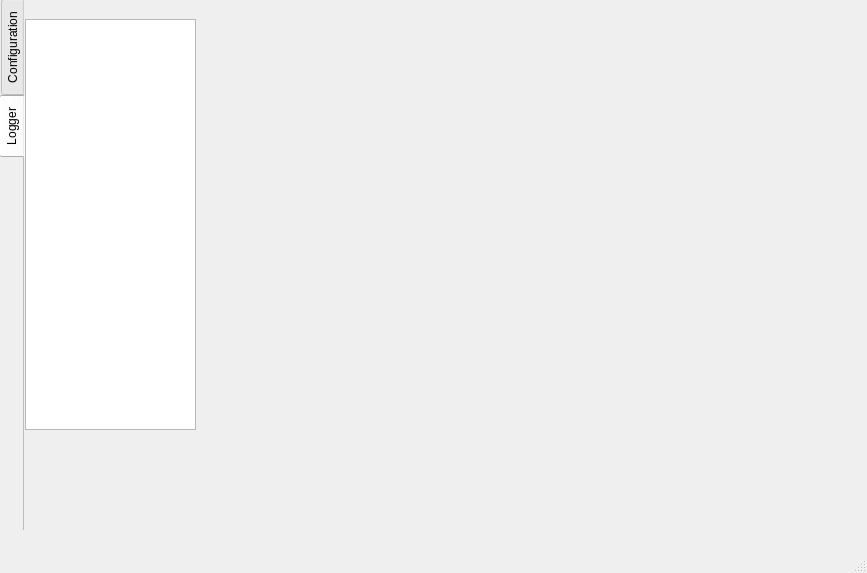
Before: the Qt Designer form untitled.ui in Tirawatscu/gVwave001, drawn with Qt 5.
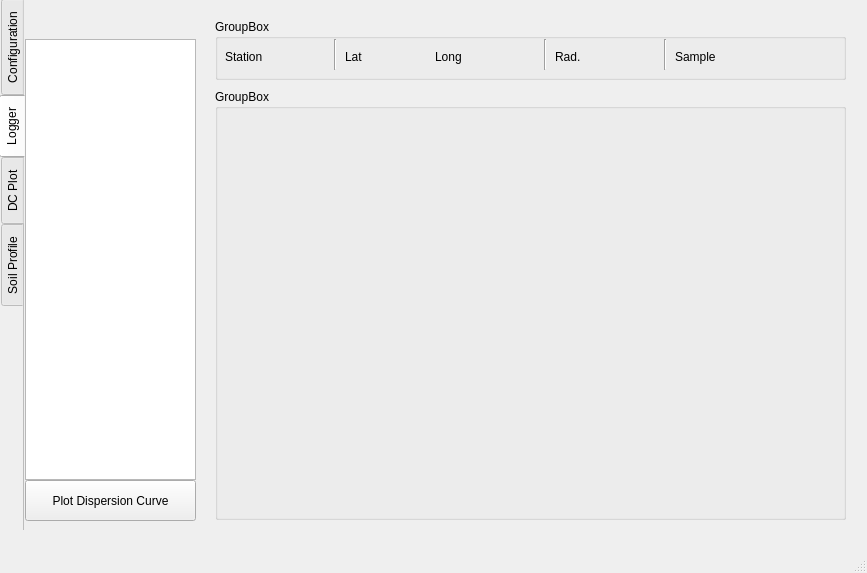
After: the same form once the commit is applied. The open tabs and pages were chosen to show the change. Custom widgets are drawn as their Qt base class.

What changed in the file:
```diff
--- a/untitled.ui
+++ b/untitled.ui
@@ -260,10 +260,206 @@
       <property name="geometry">
        <rect>
         <x>0</x>
+        <y>40</y>
+        <width>171</width>
+        <height>441</height>
+       </rect>
+      </property>
+     </widget>
+     <widget class="QGroupBox" name="groupBox_4">
+      <property name="geometry">
+       <rect>
+        <x>190</x>
         <y>20</y>
+        <width>631</width>
+        <height>61</height>
+       </rect>
+      </property>
+      <property name="title">
+       <string>GroupBox</string>
+      </property>
+      <widget class="QLabel" name="label_8">
+       <property name="geometry">
+        <rect>
+         <x>10</x>
+         <y>30</y>
+         <width>51</width>
+         <height>16</height>
+        </rect>
+       </property>
+       <property name="text">
+        <string>Station</string>
+       </property>
+      </widget>
+      <widget class="Line" name="line">
+       <property name="geometry">
+        <rect>
+         <x>110</x>
+         <y>20</y>
+         <width>20</width>
+         <height>31</height>
+        </rect>
+       </property>
+       <property name="orientation">
+        <enum>Qt::Vertical</enum>
+       </property>
+      </widget>
+      <widget class="QLabel" name="label_9">
+       <property name="geometry">
+        <rect>
+         <x>130</x>
+         <y>30</y>
+         <width>21</width>
+         <height>16</height>
+        </rect>
+       </property>
+       <property name="text">
+        <string>Lat</string>
+       </property>
+      </widget>
+      <widget class="QLabel" name="label_10">
+       <property name="geometry">
+        <rect>
+         <x>220</x>
+         <y>30</y>
+         <width>31</width>
+         <height>16</height>
+        </rect>
+       </property>
+       <property name="text">
+        <string>Long</string>
+       </property>
+      </widget>
+      <widget class="Line" name="line_2">
+       <property name="geometry">
+        <rect>
+         <x>320</x>
+         <y>20</y>
+         <width>20</width>
+         <height>31</height>
+        </rect>
+       </property>
+       <property name="orientation">
+        <enum>Qt::Vertical</enum>
+       </property>
+      </widget>
+      <widget class="QLabel" name="label_11">
+       <property name="geometry">
+        <rect>
+         <x>340</x>
+         <y>30</y>
+         <width>31</width>
+         <height>16</height>
+        </rect>
+       </property>
+       <property name="text">
+        <string>Rad.</string>
+       </property>
+      </widget>
+      <widget class="Line" name="line_3">
+       <property name="geometry">
+        <rect>
+         <x>440</x>
+         <y>20</y>
+         <width>20</width>
+         <height>31</height>
+        </rect>
+       </property>
+       <property name="orientation">
+        <enum>Qt::Vertical</enum>
+       </property>
+      </widget>
+      <widget class="QLabel" name="label_12">
+       <property name="geometry">
+        <rect>
+         <x>460</x>
+         <y>30</y>
+         <width>51</width>
+         <height>16</height>
+        </rect>
+       </property>
+       <property name="text">
+        <string>Sample</string>
+       </property>
+      </widget>
+     </widget>
+     <widget class="QGroupBox" name="groupBox_5">
+      <property name="geometry">
+       <rect>
+        <x>190</x>
+        <y>90</y>
+        <width>631</width>
+        <height>431</height>
+       </rect>
+      </property>
+      <property name="title">
+       <string>GroupBox</string>
+      </property>
+      <widget class="PlotWidget" name="Wave1_2" native="true">
+       <property name="geometry">
+        <rect>
+         <x>10</x>
+         <y>40</y>
+         <width>601</width>
+         <height>121</height>
+        </rect>
+       </property>
+      </widget>
+      <widget class="PlotWidget" name="Wave1_3" native="true">
+       <property name="geometry">
+        <rect>
+         <x>10</x>
+         <y>170</y>
+         <width>601</width>
+         <height>121</height>
+        </rect>
+       </property>
+      </widget>
+      <widget class="PlotWidget" name="Wave1_4" native="true">
+       <property name="geometry">
+        <rect>
+         <x>10</x>
+         <y>300</y>
+         <width>601</width>
+         <height>121</height>
+        </rect>
+       </property>
+      </widget>
+     </widget>
+     <widget class="QPushButton" name="pushButton_3">
+      <property name="geometry">
+       <rect>
+        <x>0</x>
+        <y>481</y>
         <width>171</width>
-        <height>411</height>
+        <height>41</height>
        </rect>
+      </property>
+      <property name="text">
+       <string>Plot Dispersion Curve</string>
+      </property>
+     </widget>
+    </widget>
+    <widget class="QWidget" name="tab_2">
+     <attribute name="title">
+      <string>DC Plot</string>
+     </attribute>
+    </widget>
+    <widget class="QWidget" name="tab_3">
+     <attribute name="title">
+      <string>Soil Profile</string>
+     </attribute>
+     <widget class="QPushButton" name="pushButton_4">
+      <property name="geometry">
+       <rect>
+        <x>670</x>
+        <y>470</y>
+        <width>161</width>
+        <height>51</height>
+       </rect>
+      </property>
+      <property name="text">
+       <string>Generate Report</string>
       </property>
      </widget>
     </widget>
@@ -281,6 +477,14 @@
   </widget>
   <widget class="QStatusBar" name="statusbar"/>
  </widget>
+ <customwidgets>
+  <customwidget>
+   <class>PlotWidget</class>
+   <extends>QWidget</extends>
+   <header>pyqtgraph</header>
+   <container>1</container>
+  </customwidget>
+ </customwidgets>
  <resources/>
  <connections/>
 </ui>
```
Left out of the diff: 82 changed lines with no effect on the pictures.
